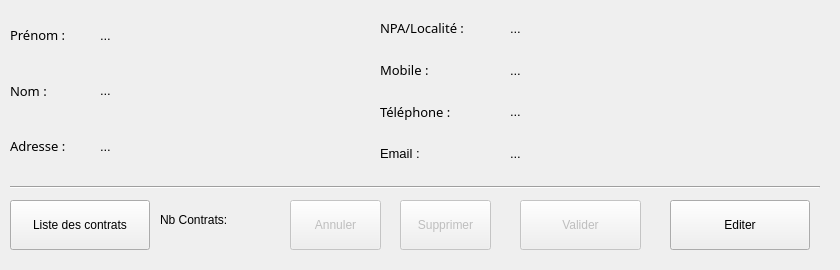
First picture: the form in view/customerDetailsView.ui, repository GruberAdam/Sploks, before the edit.
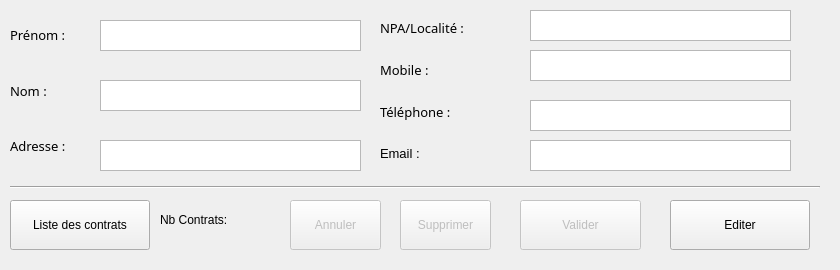
Second picture: the form after the edit.

Patch:
```diff
--- a/view/customerDetailsView.ui
+++ b/view/customerDetailsView.ui
@@ -91,57 +91,6 @@
      </item>
     </layout>
    </widget>
-   <widget class="QWidget" name="verticalLayoutWidget_2">
-    <property name="geometry">
-     <rect>
-      <x>100</x>
-      <y>10</y>
-      <width>271</width>
-      <height>161</height>
-     </rect>
-    </property>
-    <layout class="QVBoxLayout" name="verticalLayout_2">
-     <item>
-      <widget class="QLabel" name="lblPrenom">
-       <property name="font">
-        <font>
-         <pointsize>10</pointsize>
-        </font>
-       </property>
-       <property name="text">
-        <string>...</string>
-       </property>
-       <property name="wordWrap">
-        <bool>false</bool>
-       </property>
-      </widget>
-     </item>
-     <item>
-      <widget class="QLabel" name="lblNom">
-       <property name="font">
-        <font>
-         <pointsize>10</pointsize>
-        </font>
-       </property>
-       <property name="text">
-        <string>...</string>
-       </property>
-      </widget>
-     </item>
-     <item>
-      <widget class="QLabel" name="lblAdresse">
-       <property name="font">
-        <font>
-         <pointsize>10</pointsize>
-        </font>
-       </property>
-       <property name="text">
-        <string>...</string>
-       </property>
-      </widget>
-     </item>
-    </layout>
-   </widget>
    <widget class="QWidget" name="verticalLayoutWidget_3">
     <property name="geometry">
      <rect>
@@ -226,66 +175,6 @@
      </item>
     </layout>
    </widget>
-   <widget class="QWidget" name="verticalLayoutWidget_4">
-    <property name="geometry">
-     <rect>
-      <x>510</x>
-      <y>10</y>
-      <width>311</width>
-      <height>161</height>
-     </rect>
-    </property>
-    <layout class="QVBoxLayout" name="verticalLayout_4">
-     <item>
-      <widget class="QLabel" name="lblNPA">
-       <property name="font">
-        <font>
-         <pointsize>10</pointsize>
-        </font>
-       </property>
-       <property name="text">
-        <string>...</string>
-       </property>
-      </widget>
-     </item>
-     <item>
-      <widget class="QLabel" name="lblNumero">
-       <property name="font">
-        <font>
-         <pointsize>10</pointsize>
-        </font>
-       </property>
-       <property name="text">
-        <string>...</string>
-       </property>
-      </widget>
-     </item>
-     <item>
-      <widget class="QLabel" name="lblTelephone">
-       <property name="font">
-        <font>
-         <pointsize>10</pointsize>
-        </font>
-       </property>
-       <property name="text">
-        <string>...</string>
-       </property>
-      </widget>
-     </item>
-     <item>
-      <widget class="QLabel" name="lblEmail">
-       <property name="font">
-        <font>
-         <pointsize>10</pointsize>
-        </font>
-       </property>
-       <property name="text">
-        <string>...</string>
-       </property>
-      </widget>
-     </item>
-    </layout>
-   </widget>
    <widget class="QPushButton" name="btnContracts">
     <property name="geometry">
      <rect>
@@ -404,6 +293,118 @@
      <bool>false</bool>
     </property>
    </widget>
+   <widget class="QTextEdit" name="lblPrenom">
+    <property name="geometry">
+     <rect>
+      <x>100</x>
+      <y>20</y>
+      <width>261</width>
+      <height>31</height>
+     </rect>
+    </property>
+    <property name="inputMethodHints">
+     <set>Qt::ImhMultiLine</set>
+    </property>
+    <property name="textInteractionFlags">
+     <set>Qt::NoTextInteraction</set>
+    </property>
+   </widget>
+   <widget class="QTextEdit" name="lblNom">
+    <property name="geometry">
+     <rect>
+      <x>100</x>
+      <y>80</y>
+      <width>261</width>
+      <height>31</height>
+     </rect>
+    </property>
+    <property name="inputMethodHints">
+     <set>Qt::ImhMultiLine</set>
+    </property>
+    <property name="textInteractionFlags">
+     <set>Qt::NoTextInteraction</set>
+    </property>
+   </widget>
+   <widget class="QTextEdit" name="lblAdresse">
+    <property name="geometry">
+     <rect>
+      <x>100</x>
+      <y>140</y>
+      <width>261</width>
+      <height>31</height>
+     </rect>
+    </property>
+    <property name="inputMethodHints">
+     <set>Qt::ImhMultiLine</set>
+    </property>
+    <property name="textInteractionFlags">
+     <set>Qt::NoTextInteraction</set>
+    </property>
+   </widget>
+   <widget class="QTextEdit" name="lblNPA">
+    <property name="geometry">
+     <rect>
+      <x>530</x>
+      <y>10</y>
+      <width>261</width>
+      <height>31</height>
+     </rect>
+    </property>
+    <property name="inputMethodHints">
+     <set>Qt::ImhMultiLine</set>
+    </property>
+    <property name="textInteractionFlags">
+     <set>Qt::NoTextInteraction</set>
+    </property>
+   </widget>
+   <widget class="QTextEdit" name="lblNumero">
+    <property name="geometry">
+     <rect>
+      <x>530</x>
+      <y>50</y>
+      <width>261</width>
+      <height>31</height>
+     </rect>
+    </property>
+    <property name="inputMethodHints">
+     <set>Qt::ImhMultiLine</set>
+    </property>
+    <property name="textInteractionFlags">
+     <set>Qt::NoTextInteraction</set>
+    </property>
+   </widget>
+   <widget class="QTextEdit" name="lblTelephone">
+    <property name="geometry">
+     <rect>
+      <x>530</x>
+      <y>100</y>
+      <width>261</width>
+      <height>31</height>
+     </rect>
+    </property>
+    <property name="inputMethodHints">
+     <set>Qt::ImhMultiLine</set>
+    </property>
+    <property name="textInteractionFlags">
+     <set>Qt::NoTextInteraction</set>
+    </property>
+   </widget>
+   <widget class="QTextEdit" name="lblEmail">
+    <property name="geometry">
+     <rect>
+      <x>530</x>
+      <y>140</y>
+      <width>261</width>
+      <height>31</height>
+     </rect>
+    </property>
+    <property name="inputMethodHints">
+     <set>Qt::ImhMultiLine</set>
+    </property>
+    <property name="textInteractionFlags">
+     <set>Qt::NoTextInteraction</set>
+    </property>
+   </widget>
   </widget>
  </widget>
  <resources/>
```
